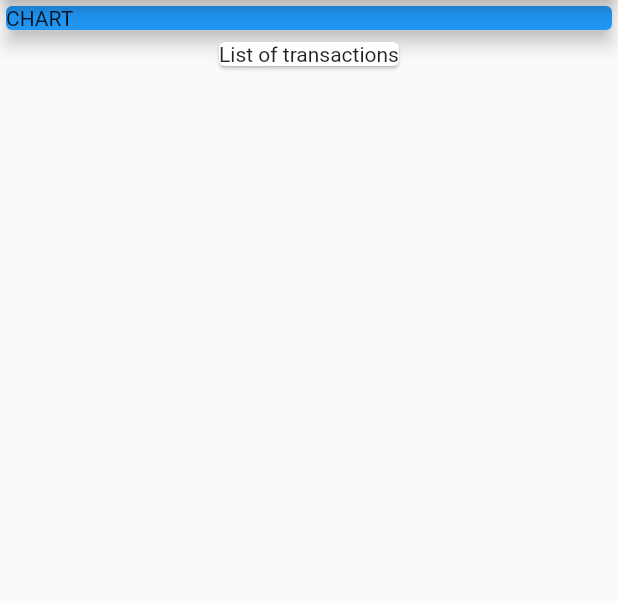
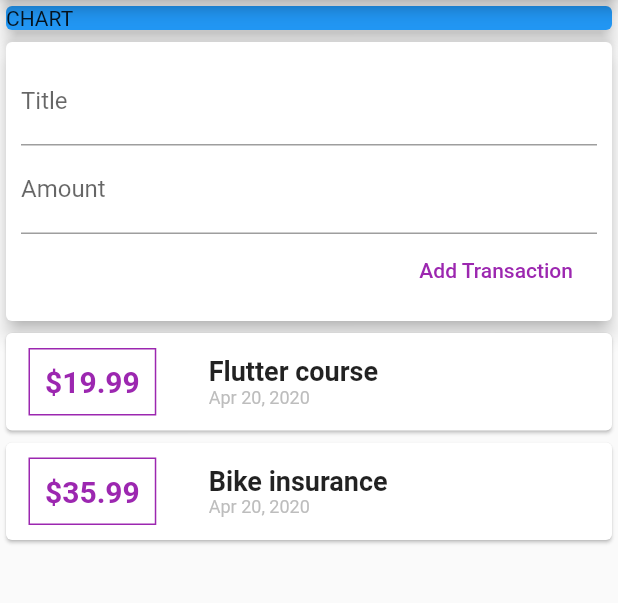
Before and after one commit to trance128/Expense-Planner, a Flutter app: the screen it shows after launch, on a phone screen of 412 x 824 dp, the part 84-687 px from its top. Run offline on Flutter 3.47's test engine with Material 2 defaults, Android fonts, the phone set to English and light mode, and no system bars.

Commit message:
Refactored code into 3 widgets; App now allows user to add new transactions

```diff
--- a/lib/main.dart
+++ b/lib/main.dart
@@ -1,5 +1,6 @@
 import 'package:flutter/material.dart';
-import './transaction.dart';
+
+import './widgets/user_transactions.dart';
 
 void main() => runApp(App());
 
@@ -14,10 +15,6 @@ class App extends StatelessWidget {
 }
 
 class MyHomePage extends StatelessWidget {
-  final List<Transaction> transactions = [
-    Transaction(id: "1", title: "Flutter course", amount: 19.99, date: DateTime.now(), ),
-  ];
-
   @override
   Widget build(BuildContext context) {
     return Scaffold(
@@ -34,9 +31,7 @@ class MyHomePage extends StatelessWidget {
               elevation: 5,
             ),
           ),
-          Card(
-            child: Text("List of transactions"),
-          ),
+          UserTransactions(),
         ],
       ),
     );
--- /dev/null
+++ b/lib/models/transaction.dart
@@ -0,0 +1,15 @@
+import 'package:flutter/foundation.dart';
+
+class Transaction {
+  final String id;
+  final String title;
+  final double amount;
+  final DateTime date;
+
+  Transaction({
+    @required this.id,
+    @required this.title,
+    @required this.amount,
+    @required this.date,
+  });
+}
--- /dev/null
+++ b/lib/widgets/new_transaction.dart
@@ -0,0 +1,44 @@
+import 'package:flutter/material.dart';
+
+class NewTransaction extends StatelessWidget {
+  final Function addNewTransaction;
+
+  NewTransaction(this.addNewTransaction);
+
+  final titleController = TextEditingController();
+  final amountController = TextEditingController();
+
+  @override
+  Widget build(BuildContext context) {
+    return Card(
+      elevation: 5,
+      child: Container(
+        padding: EdgeInsets.all(10),
+        child: Column(
+          crossAxisAlignment: CrossAxisAlignment.end,
+          children: [
+            TextField(
+              decoration: InputDecoration(labelText: 'Title'),
+              controller: titleController,
+              // onChanged: (String val) {
+              //   titleInput = val;
+              // },
+            ),
+            TextField(
+              decoration: InputDecoration(labelText: 'Amount'),
+              controller: amountController,
+              // onChanged: (val) => amountInput = val,
+            ),
+            FlatButton(
+              child: Text('Add Transaction'),
+              textColor: Colors.purple,
+              onPressed: () {
+                addNewTransaction(titleController.text, double.parse(amountController.text));
+              },
+            ),
+          ],
+        ),
+      ),
+    );
+  }
+}
--- /dev/null
+++ b/lib/widgets/transaction_list.dart
@@ -0,0 +1,69 @@
+import 'package:flutter/material.dart';
+import 'package:intl/intl.dart';
+
+import '../models/transaction.dart';
+
+class TransactionList extends StatelessWidget {
+  final List<Transaction> transactions;
+
+  TransactionList(this.transactions);
+
+  @override
+  Widget build(BuildContext context) {
+    return Column(
+      children: transactions.map((tx) {
+        return Card(
+          child: Row(
+            children: <Widget>[
+              Container(
+                child: Text(
+                  '\$${tx.amount}',
+                  style: TextStyle(
+                    fontWeight: FontWeight.bold,
+                    fontSize: 20,
+                    color: Colors.purple,
+                  ),
+                ),
+                margin: EdgeInsets.symmetric(
+                  vertical: 10,
+                  horizontal: 15,
+                ),
+                padding: EdgeInsets.all(10),
+                decoration: BoxDecoration(
+                  border: Border.all(
+                    color: Colors.purple,
+                  ),
+                ),
+              ),
+              Container(
+                margin: EdgeInsets.symmetric(horizontal: 10),
+                padding: EdgeInsets.all(10),
+                child: Center(
+                  child: Column(
+                    crossAxisAlignment: CrossAxisAlignment.start,
+                    children: <Widget>[
+                      Text(
+                        tx.title,
+                        style: TextStyle(
+                          fontSize: 18,
+                          fontWeight: FontWeight.bold,
+                        ),
+                      ),
+                      Text(
+                        DateFormat.yMMMd().format(tx.date),
+                        style: TextStyle(
+                          color: Colors.grey[400],
+                          fontSize: 12,
+                        ),
+                      ),
+                    ],
+                  ),
+                ),
+              )
+            ],
+          ),
+        );
+      }).toList(),
+    );
+  }
+}
--- /dev/null
+++ b/lib/widgets/user_transactions.dart
@@ -0,0 +1,50 @@
+import 'package:flutter/material.dart';
+
+import '../models/transaction.dart';
+import './new_transaction.dart';
+import './transaction_list.dart';
+
+class UserTransactions extends StatefulWidget {
+  @override
+  _UserTransactionsState createState() => _UserTransactionsState();
+}
+
+class _UserTransactionsState extends State<UserTransactions> {
+  final List<Transaction> _userTransactions = [
+    Transaction(
+      id: "1",
+      title: "Flutter course",
+      amount: 19.99,
+      date: DateTime.now(),
+    ),
+    Transaction(
+      id: "2",
+      title: "Bike insurance",
+      amount: 35.99,
+      date: DateTime.now(),
+    ),
+  ];
+
+  void _addNewTransaction(String title, double amount) {
+    final newTx = Transaction(
+      title: title,
+      amount: amount,
+      date: DateTime.now(),
+      id: DateTime.now().toString(),
+    );
+
+    setState(() {
+      _userTransactions.add(newTx);
+    });
+  }
+
+  @override
+  Widget build(BuildContext context) {
+    return Column(
+      children: <Widget>[
+        NewTransaction(_addNewTransaction),
+        TransactionList(_userTransactions),
+      ],
+    );
+  }
+}
```
Also changed, not shown: pubspec.yaml (+31 -46 lines), pubspec.lock.
